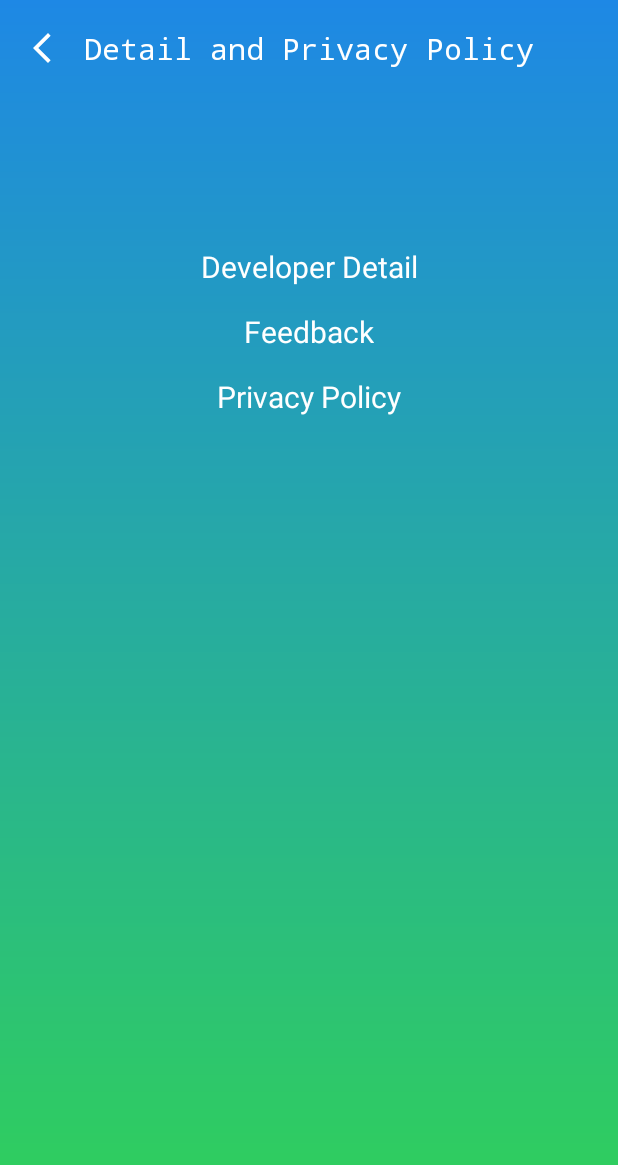
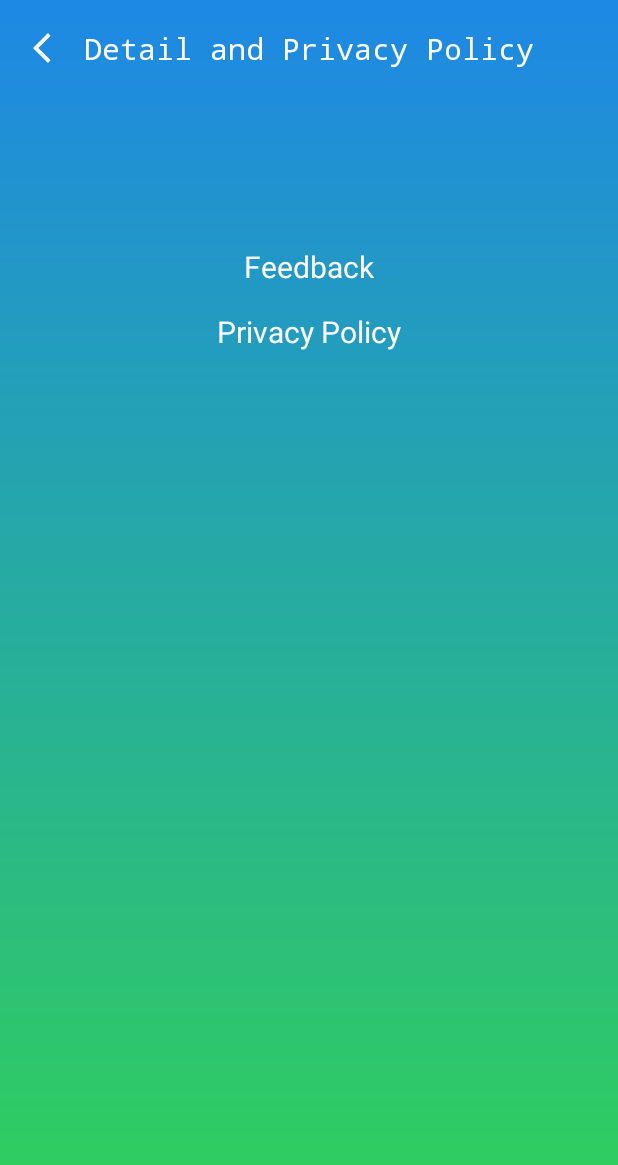
Before and after one commit to technopradyumn/EVStationMap, an Android app: the MoreActivity screen opened directly, with no data from a screen before it, on a phone screen of 412 x 824 dp. Shown: the top 1165 px of the screen. Run offline under Robolectric (Android 15) with nearby library versions, the phone set to English and light mode, and no system bars.

```diff
--- a/app/src/main/java/com/technopradyumn/evstationmap/MoreActivity.java
+++ b/app/src/main/java/com/technopradyumn/evstationmap/MoreActivity.java
@@ -36,10 +36,5 @@
             startActivity(intent);
         });
 
-        binding.developerTxt.setOnClickListener(view -> {
-//            Intent intent = new Intent(MoreActivity.this, DeveloperDetailActivity.class);
-//            startActivity(intent);
-        });
-
     }
 }
--- a/app/src/main/res/layout/activity_more.xml
+++ b/app/src/main/res/layout/activity_more.xml
@@ -56,22 +56,10 @@
             android:layout_height="match_parent">
 
             <TextView
-                android:id="@+id/developerTxt"
+                android:id="@+id/feedbackTxt"
                 android:layout_width="wrap_content"
                 android:layout_height="wrap_content"
                 android:layout_marginTop="100dp"
-                android:text="Developer Detail"
-                android:textColor="@color/white"
-                android:textSize="20sp"
-                app:layout_constraintEnd_toEndOf="parent"
-                app:layout_constraintStart_toStartOf="parent"
-                app:layout_constraintTop_toTopOf="parent" />
-
-            <TextView
-                android:id="@+id/feedbackTxt"
-                android:layout_width="wrap_content"
-                android:layout_height="wrap_content"
-                android:layout_marginTop="16dp"
                 android:layout_marginBottom="16dp"
                 android:text="Feedback"
                 android:textColor="@color/white"
@@ -79,7 +67,7 @@
                 app:layout_constraintBottom_toTopOf="@+id/privacyPolicyTxt"
                 app:layout_constraintEnd_toEndOf="@+id/privacyPolicyTxt"
                 app:layout_constraintStart_toStartOf="@+id/privacyPolicyTxt"
-                app:layout_constraintTop_toBottomOf="@+id/developerTxt" />
+                app:layout_constraintTop_toTopOf="parent" />
 
             <TextView
                 android:id="@+id/privacyPolicyTxt"
--- a/app/src/main/res/layout/item_station.xml
+++ b/app/src/main/res/layout/item_station.xml
@@ -3,7 +3,7 @@
     xmlns:app="http://schemas.android.com/apk/res-auto"
     android:layout_width="match_parent"
     android:layout_height="wrap_content"
-    android:layout_margin="8dp">
+    android:layout_margin="16dp">
 
     <LinearLayout
         android:layout_width="match_parent"
```
Also changed, not shown: app/src/main/res/layout/activity_splash.xml (+10 -0 lines).
